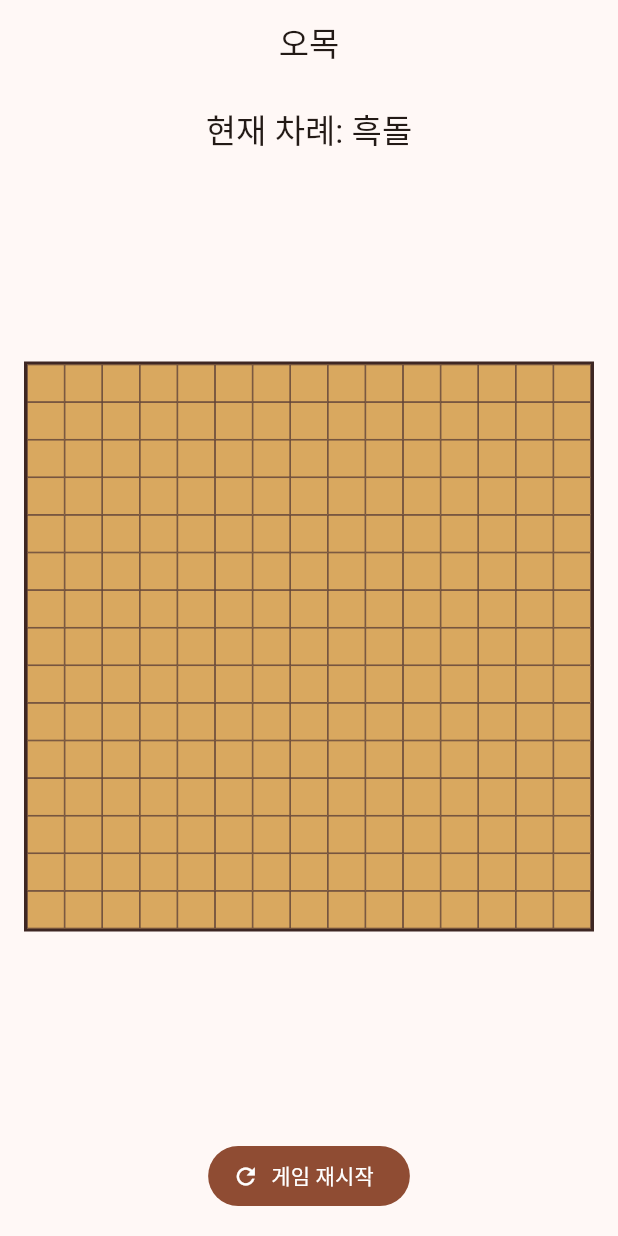
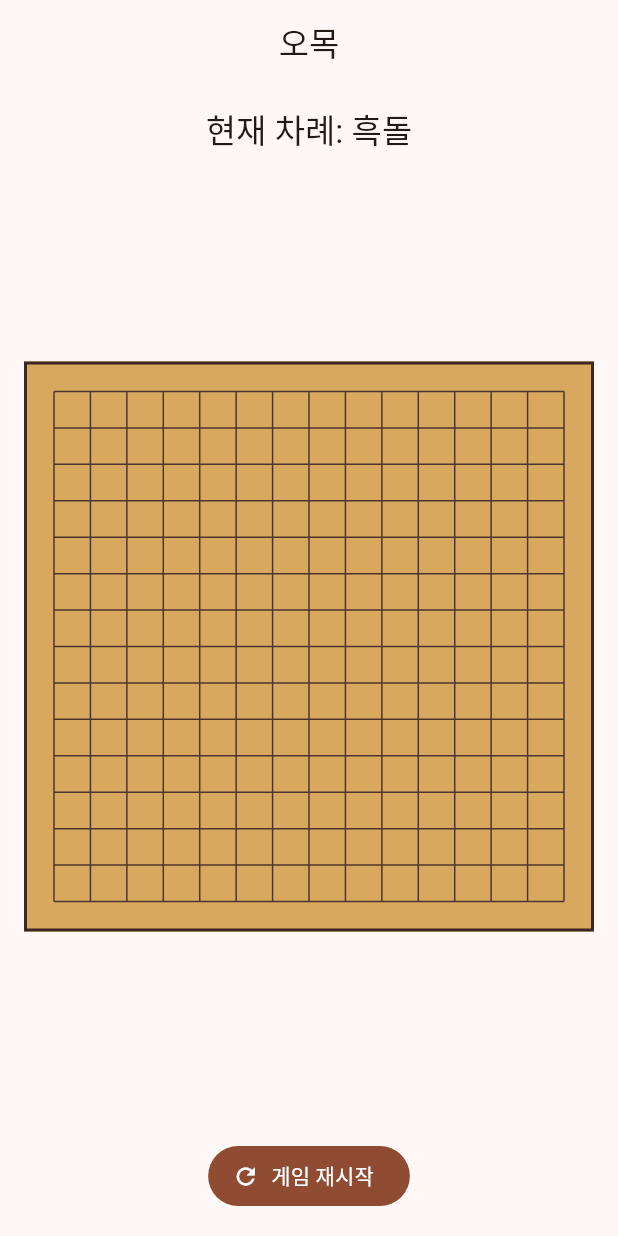
Before and after one commit to ziho9593/Gomoku, a Flutter app: the screen it shows after launch, on a phone screen of 412 x 824 dp. Run offline on Flutter 3.47's test engine with Material 3 defaults, Android fonts, the phone set to English and light mode, and no system bars.

Commit message:
✨ feat: 착수지점 오류 수정
돌이 교차점에 착수될 수 있도록 수정

```diff
--- a/lib/main.dart
+++ b/lib/main.dart
@@ -34,6 +34,9 @@ class _GomokuPageState extends State<GomokuPage> {
   static const int blackStone = 1;
   static const int whiteStone = 2;
 
+  // 돌이 보드 가장자리에서 잘리지 않도록 선을 안쪽에서 시작합니다.
+  static const double boardPadding = 20;
+
   late List<List<int>> board;
   int currentTurn = blackStone;
 
@@ -44,7 +47,7 @@ class _GomokuPageState extends State<GomokuPage> {
   }
 
   void _resetGame() {
-    // 15x15 보드를 만들고 모든 칸을 빈 칸(0)으로 초기화합니다.
+    // 15x15 교차점 상태를 만들고 모든 위치를 빈 곳(0)으로 초기화합니다.
     board = List.generate(
       boardSize,
       (_) => List.generate(boardSize, (_) => empty),
@@ -52,8 +55,36 @@ class _GomokuPageState extends State<GomokuPage> {
     currentTurn = blackStone;
   }
 
+  void _handleBoardTap(Offset tapPosition, Size boardAreaSize) {
+    final double gap = _lineGap(boardAreaSize);
+    final double boardStart = boardPadding;
+    final double boardEnd = boardStart + gap * (boardSize - 1);
+
+    // 바둑판 선 영역에서 너무 멀리 떨어진 탭은 무시합니다.
+    if (tapPosition.dx < boardStart - gap / 2 ||
+        tapPosition.dx > boardEnd + gap / 2 ||
+        tapPosition.dy < boardStart - gap / 2 ||
+        tapPosition.dy > boardEnd + gap / 2) {
+      return;
+    }
+
+    // 탭한 화면 좌표를 가장 가까운 교차점 좌표로 바꿉니다.
+    final int col = ((tapPosition.dx - boardStart) / gap).round();
+    final int row = ((tapPosition.dy - boardStart) / gap).round();
+
+    if (row < 0 || row >= boardSize || col < 0 || col >= boardSize) {
+      return;
+    }
+
+    _placeStone(row, col);
+  }
+
+  double _lineGap(Size boardAreaSize) {
+    return (boardAreaSize.shortestSide - boardPadding * 2) / (boardSize - 1);
+  }
+
   void _placeStone(int row, int col) {
-    // 이미 돌이 있는 칸에는 새 돌을 놓지 않습니다.
+    // 이미 돌이 있는 교차점에는 새 돌을 놓지 않습니다.
     if (board[row][col] != empty) {
       return;
     }
@@ -79,26 +110,17 @@ class _GomokuPageState extends State<GomokuPage> {
   @override
   Widget build(BuildContext context) {
     return Scaffold(
-      appBar: AppBar(
-        title: const Text('오목'),
-        centerTitle: true,
-      ),
+      appBar: AppBar(title: const Text('오목'), centerTitle: true),
       body: SafeArea(
         child: Padding(
           padding: const EdgeInsets.all(16),
           child: Column(
             children: [
-              Text(
-                _turnText,
-                style: Theme.of(context).textTheme.titleLarge,
-              ),
+              Text(_turnText, style: Theme.of(context).textTheme.titleLarge),
               const SizedBox(height: 16),
               Expanded(
                 child: Center(
-                  child: AspectRatio(
-                    aspectRatio: 1,
-                    child: _buildBoard(),
-                  ),
+                  child: AspectRatio(aspectRatio: 1, child: _buildBoard()),
                 ),
               ),
               const SizedBox(height: 16),
@@ -115,61 +137,129 @@ class _GomokuPageState extends State<GomokuPage> {
   }
 
   Widget _buildBoard() {
-    return Container(
-      decoration: BoxDecoration(
-        color: const Color(0xFFD9A85F),
-        border: Border.all(color: Colors.brown.shade900, width: 2),
-      ),
-      child: GridView.builder(
-        physics: const NeverScrollableScrollPhysics(),
-        itemCount: boardSize * boardSize,
-        gridDelegate: const SliverGridDelegateWithFixedCrossAxisCount(
-          crossAxisCount: boardSize,
-        ),
-        itemBuilder: (context, index) {
-          final int row = index ~/ boardSize;
-          final int col = index % boardSize;
+    return LayoutBuilder(
+      builder: (context, constraints) {
+        final Size boardAreaSize = Size(
+          constraints.maxWidth,
+          constraints.maxHeight,
+        );
 
-          return _buildCell(row, col);
-        },
-      ),
-    );
-  }
-
-  Widget _buildCell(int row, int col) {
-    final int stone = board[row][col];
-
-    return GestureDetector(
-      onTap: () => _placeStone(row, col),
-      child: Container(
-        decoration: BoxDecoration(
-          border: Border.all(color: Colors.brown.shade700, width: 0.5),
-        ),
-        child: Center(
-          child: _buildStone(stone),
-        ),
-      ),
-    );
-  }
-
-  Widget _buildStone(int stone) {
-    // 빈 칸이면 아무것도 그리지 않습니다.
-    if (stone == empty) {
-      return const SizedBox.shrink();
-    }
-
-    final bool isBlack = stone == blackStone;
-
-    return FractionallySizedBox(
-      widthFactor: 0.72,
-      heightFactor: 0.72,
-      child: Container(
-        decoration: BoxDecoration(
-          color: isBlack ? Colors.black : Colors.white,
-          shape: BoxShape.circle,
-          border: Border.all(color: Colors.black87),
-        ),
-      ),
+        return GestureDetector(
+          onTapUp: (details) {
+            _handleBoardTap(details.localPosition, boardAreaSize);
+          },
+          child: CustomPaint(
+            size: boardAreaSize,
+            painter: GomokuBoardPainter(
+              board: board,
+              boardSize: boardSize,
+              empty: empty,
+              blackStone: blackStone,
+              padding: boardPadding,
+            ),
+          ),
+        );
+      },
     );
   }
 }
+
+class GomokuBoardPainter extends CustomPainter {
+  const GomokuBoardPainter({
+    required this.board,
+    required this.boardSize,
+    required this.empty,
+    required this.blackStone,
+    required this.padding,
+  });
+
+  final List<List<int>> board;
+  final int boardSize;
+  final int empty;
+  final int blackStone;
+  final double padding;
+
+  @override
+  void paint(Canvas canvas, Size size) {
+    final Rect boardRect = Offset.zero & size;
+    final double gap = (size.shortestSide - padding * 2) / (boardSize - 1);
+    final double lineStart = padding;
+    final double lineEnd = lineStart + gap * (boardSize - 1);
+
+    _drawBoardBackground(canvas, boardRect);
+    _drawBoardLines(canvas, lineStart, lineEnd, gap);
+    _drawStones(canvas, lineStart, gap);
+  }
+
+  void _drawBoardBackground(Canvas canvas, Rect boardRect) {
+    final Paint backgroundPaint = Paint()..color = const Color(0xFFD9A85F);
+    final Paint borderPaint = Paint()
+      ..color = Colors.brown.shade900
+      ..style = PaintingStyle.stroke
+      ..strokeWidth = 2;
+
+    canvas.drawRect(boardRect, backgroundPaint);
+    canvas.drawRect(boardRect.deflate(1), borderPaint);
+  }
+
+  void _drawBoardLines(
+    Canvas canvas,
+    double lineStart,
+    double lineEnd,
+    double gap,
+  ) {
+    final Paint linePaint = Paint()
+      ..color = Colors.brown.shade800
+      ..strokeWidth = 1;
+
+    for (int i = 0; i < boardSize; i++) {
+      final double position = lineStart + gap * i;
+
+      canvas.drawLine(
+        Offset(lineStart, position),
+        Offset(lineEnd, position),
+        linePaint,
+      );
+      canvas.drawLine(
+        Offset(position, lineStart),
+        Offset(position, lineEnd),
+        linePaint,
+      );
+    }
+  }
+
+  void _drawStones(Canvas canvas, double lineStart, double gap) {
+    final double stoneRadius = gap * 0.38;
+
+    for (int row = 0; row < boardSize; row++) {
+      for (int col = 0; col < boardSize; col++) {
+        final int stone = board[row][col];
+
+        if (stone == empty) {
+          continue;
+        }
+
+        final Offset center = Offset(
+          lineStart + gap * col,
+          lineStart + gap * row,
+        );
+
+        final bool isBlack = stone == blackStone;
+        final Paint stonePaint = Paint()
+          ..color = isBlack ? Colors.black : Colors.white;
+        final Paint stoneBorderPaint = Paint()
+          ..color = Colors.black87
+          ..style = PaintingStyle.stroke
+          ..strokeWidth = 1;
+
+        canvas.drawCircle(center, stoneRadius, stonePaint);
+        canvas.drawCircle(center, stoneRadius, stoneBorderPaint);
+      }
+    }
+  }
+
+  @override
+  bool shouldRepaint(covariant GomokuBoardPainter oldDelegate) {
+    return true;
+  }
+}
```
Also changed, not shown: 1 other file.
